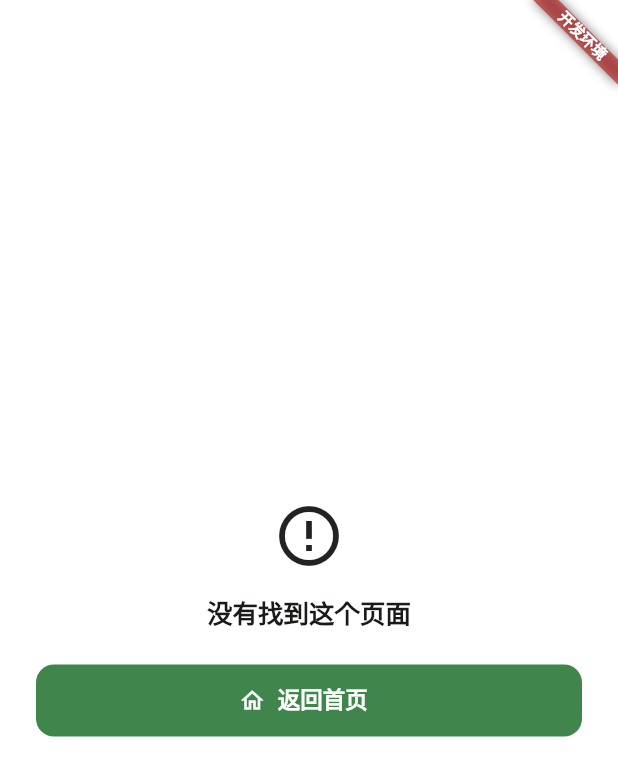
After one commit to mouren35/liang_zhi, a Flutter app: the RouteErrorPage screen opened directly, on a phone screen of 412 x 824 dp. The commit adds this screen. Shown: the top 776 px of the screen. Run offline on Flutter 3.47's test engine with Material 3 defaults, Android fonts, the phone set to English and light mode, and no system bars; our stand-ins replace flutter_local_notifications, flutter_riverpod, go_router, shared_preferences, timezone; accounts and stored records are empty.

Commit message:
feat(路由): 建立统一错误页面

```diff
--- /dev/null
+++ b/lib/app/route_error_page.dart
@@ -0,0 +1,37 @@
+import 'package:flutter/material.dart';
+import 'package:liangzhi/shared/design/app_dimensions.dart';
+import 'package:liangzhi/shared/design/app_icons.dart';
+
+class RouteErrorPage extends StatelessWidget {
+  const RouteErrorPage({required this.onReturnHome, this.message = '没有找到这个页面', super.key});
+
+  final String message;
+  final VoidCallback onReturnHome;
+
+  @override
+  Widget build(BuildContext context) {
+    return Scaffold(
+      body: SafeArea(
+        child: Center(
+          child: Padding(
+            padding: const EdgeInsets.all(AppSpacing.lg),
+            child: Column(
+              mainAxisSize: MainAxisSize.min,
+              children: [
+                const Icon(AppIcons.error, size: 48),
+                const SizedBox(height: AppSpacing.md),
+                Text(message, style: Theme.of(context).textTheme.titleLarge),
+                const SizedBox(height: AppSpacing.lg),
+                FilledButton.icon(
+                  onPressed: onReturnHome,
+                  icon: const Icon(AppIcons.home),
+                  label: const Text('返回首页'),
+                ),
+              ],
+            ),
+          ),
+        ),
+      ),
+    );
+  }
+}
```
Also changed, not shown: lib/app/app_routes.dart (+12 -1 lines), 2 other files.
